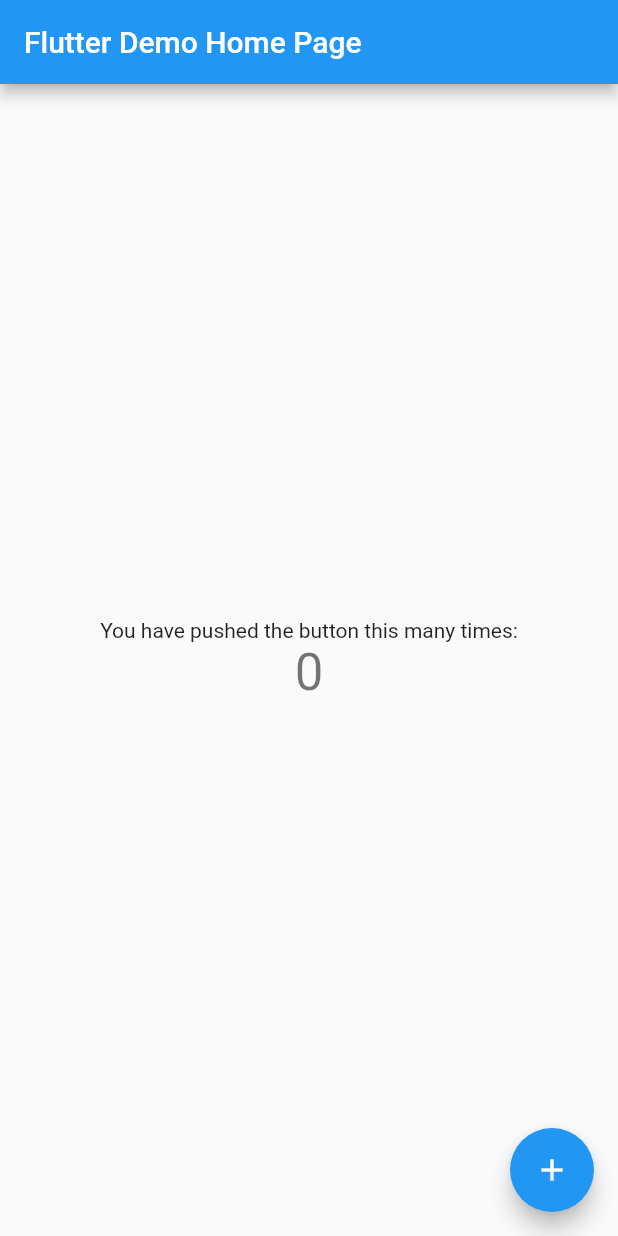
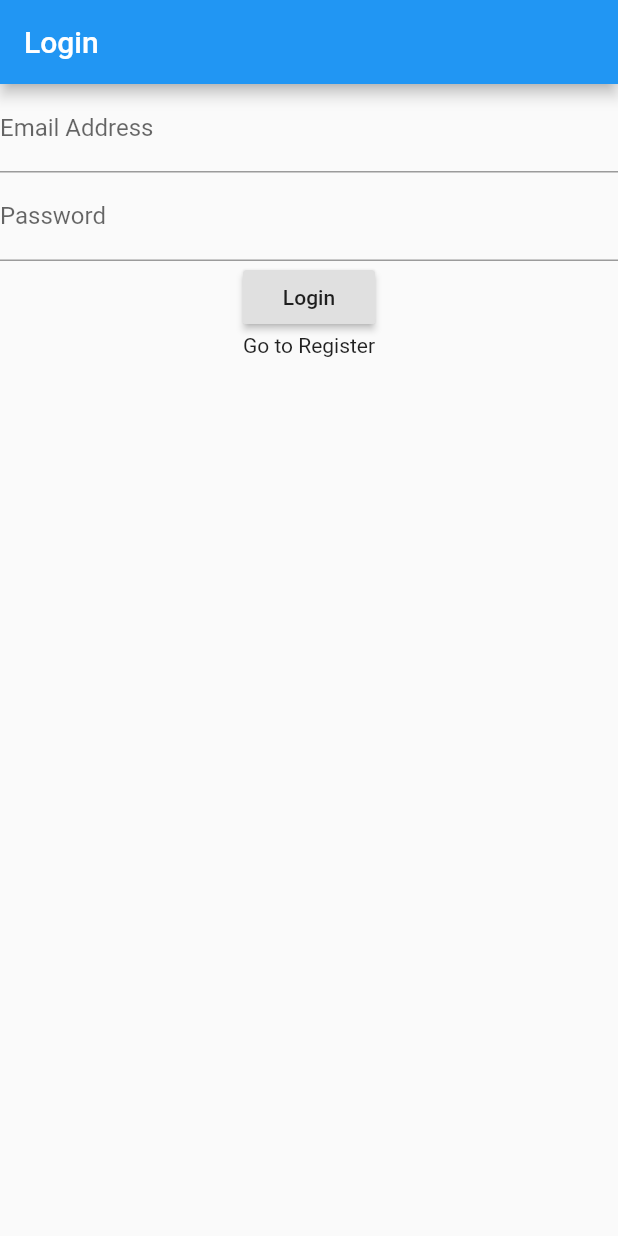
Before and after one commit to jgking2/the_challenge, a Flutter app: the screen it shows after launch, on a phone screen of 412 x 824 dp. Run offline on Flutter 3.47's test engine with Material 2 defaults, Android fonts, the phone set to English and light mode, and no system bars; our stand-ins replace firebase_auth; accounts and stored records are empty.

Commit message:
Playing around with flutter it's nice

```diff
--- /dev/null
+++ b/lib/auth/auth_provider.dart
@@ -0,0 +1,37 @@
+import 'package:firebase_auth/firebase_auth.dart';
+import 'package:flutter/services.dart';
+
+final _auth = FirebaseAuth.instance;
+
+class AuthProvider {
+  static Stream<FirebaseUser> userStream = _auth.onAuthStateChanged;
+
+  register(String email, String password, String displayName) async {
+    try {
+      AuthResult user = await _auth.createUserWithEmailAndPassword(
+          email: email, password: password);
+      UserUpdateInfo info = new UserUpdateInfo();
+      info.displayName = displayName;
+      await user.user.updateProfile(info);
+      return user;
+    } catch (err) {
+      print(err);
+    }
+  }
+
+  login(String username, String password) async {
+    try {
+      var result = await _auth.signInWithEmailAndPassword(
+          email: username, password: password);
+      return result;
+    } on PlatformException catch (err) {
+      print(err.code);
+    } catch (err) {
+      print(err);
+    }
+  }
+
+  logout() async {
+    await _auth.signOut();
+  }
+}
--- a/lib/main.dart
+++ b/lib/main.dart
@@ -1,5 +1,10 @@
+import 'package:firebase_auth/firebase_auth.dart';
 import 'package:flutter/material.dart';
-import 'challenge/main.dart';
+import 'package:the_challenge/auth/auth_provider.dart';
+import 'package:provider/provider.dart';
+import 'package:the_challenge/public/public.dart';
+
+import 'app.dart';
 
 void main() => runApp(MyApp());
 
@@ -7,111 +12,28 @@ class MyApp extends StatelessWidget {
   // This widget is the root of your application.
   @override
   Widget build(BuildContext context) {
-    return MaterialApp(
-      title: 'Flutter Demo',
-      theme: ThemeData(
-        // This is the theme of your application.
-        //
-        // Try running your application with "flutter run". You'll see the
-        // application has a blue toolbar. Then, without quitting the app, try
-        // changing the primarySwatch below to Colors.green and then invoke
-        // "hot reload" (press "r" in the console where you ran "flutter run",
-        // or simply save your changes to "hot reload" in a Flutter IDE).
-        // Notice that the counter didn't reset back to zero; the application
-        // is not restarted.
-        primarySwatch: Colors.blue,
-      ),
-      home: MyHomePage(title: 'Flutter Demo Home Page'),
+    return MultiProvider(
+      providers: [
+        StreamProvider<FirebaseUser>.value(value: AuthProvider.userStream),
+        Provider<AuthProvider>.value(
+          value: AuthProvider(),
+        )
+      ],
+      child: AuthSwitch(),
     );
   }
 }
 
-class MyHomePage extends StatefulWidget {
-  MyHomePage({Key key, this.title}) : super(key: key);
-
-  // This widget is the home page of your application. It is stateful, meaning
-  // that it has a State object (defined below) that contains fields that affect
-  // how it looks.
-
-  // This class is the configuration for the state. It holds the values (in this
-  // case the title) provided by the parent (in this case the App widget) and
-  // used by the build method of the State. Fields in a Widget subclass are
-  // always marked "final".
-
-  final String title;
-
-  @override
-  _MyHomePageState createState() => _MyHomePageState();
-}
-
-class _MyHomePageState extends State<MyHomePage> {
-  int _counter = 0;
-
-  void _goToPage() {
-    Navigator.push(
-        context, MaterialPageRoute(builder: (context) => ChallengeRoute()));
-  }
-
-  void _incrementCounter() {
-    setState(() {
-      // This call to setState tells the Flutter framework that something has
-      // changed in this State, which causes it to rerun the build method below
-      // so that the display can reflect the updated values. If we changed
-      // _counter without calling setState(), then the build method would not be
-      // called again, and so nothing would appear to happen.
-      _counter++;
-    });
-  }
-
+class AuthSwitch extends StatelessWidget {
   @override
   Widget build(BuildContext context) {
-    // This method is rerun every time setState is called, for instance as done
-    // by the _incrementCounter method above.
-    //
-    // The Flutter framework has been optimized to make rerunning build methods
-    // fast, so that you can just rebuild anything that needs updating rather
-    // than having to individually change instances of widgets.
-    return Scaffold(
-      appBar: AppBar(
-        // Here we take the value from the MyHomePage object that was created by
-        // the App.build method, and use it to set our appbar title.
-        title: Text(widget.title),
-      ),
-      body: Center(
-        // Center is a layout widget. It takes a single child and positions it
-        // in the middle of the parent.
-        child: Column(
-          // Column is also a layout widget. It takes a list of children and
-          // arranges them vertically. By default, it sizes itself to fit its
-          // children horizontally, and tries to be as tall as its parent.
-          //
-          // Invoke "debug painting" (press "p" in the console, choose the
-          // "Toggle Debug Paint" action from the Flutter Inspector in Android
-          // Studio, or the "Toggle Debug Paint" command in Visual Studio Code)
-          // to see the wireframe for each widget.
-          //
-          // Column has various properties to control how it sizes itself and
-          // how it positions its children. Here we use mainAxisAlignment to
-          // center the children vertically; the main axis here is the vertical
-          // axis because Columns are vertical (the cross axis would be
-          // horizontal).
-          mainAxisAlignment: MainAxisAlignment.center,
-          children: <Widget>[
-            Text(
-              'You have pushed the button this many times:',
-            ),
-            Text(
-              '$_counter',
-              style: Theme.of(context).textTheme.display1,
-            ),
-          ],
-        ),
-      ),
-      floatingActionButton: FloatingActionButton(
-        onPressed: _goToPage, //_incrementCounter,
-        tooltip: 'Increment',
-        child: Icon(Icons.add),
-      ), // This trailing comma makes auto-formatting nicer for build methods.
-    );
+    var user = Provider.of<FirebaseUser>(context);
+    Widget child;
+    if (user != null) {
+      child = App();
+    } else {
+      child = Public();
+    }
+    return child;
   }
 }
--- /dev/null
+++ b/lib/public/login.dart
@@ -0,0 +1,55 @@
+import 'package:flutter/material.dart';
+import 'package:provider/provider.dart';
+import 'package:the_challenge/auth/auth_provider.dart';
+
+var formKey = GlobalKey<FormState>();
+
+// Form.
+String _email;
+String _password;
+
+class LoginRoute extends StatelessWidget {
+  @override
+  Widget build(BuildContext context) {
+    var auth = Provider.of<AuthProvider>(context);
+    return Scaffold(
+        appBar: AppBar(title: Text('Login')),
+        body: Column(children: [
+          Form(
+            key: formKey,
+            child: Column(
+              children: <Widget>[
+                TextFormField(
+                  decoration: InputDecoration(labelText: 'Email Address'),
+                  validator: (value) => value == '' ? 'Email required' : null,
+                  onSaved: (val) => _email = val,
+                ),
+                TextFormField(
+                  decoration: InputDecoration(
+                    labelText: 'Password',
+                  ),
+                  validator: (value) =>
+                      value == '' ? 'Password required' : null,
+                  onSaved: (val) => _password = val,
+                ),
+                RaisedButton(
+                  child: Text('Login'),
+                  onPressed: () async {
+                    var form = formKey.currentState;
+                    form.save();
+                    if (form.validate()) {
+                      var result = await auth.login(_email, _password);
+                      print(result);
+                    }
+                  },
+                )
+              ],
+            ),
+          ),
+          GestureDetector(
+            child: Text('Go to Register'),
+            onTap: () => Navigator.pushNamed(context, 'register'),
+          )
+        ]));
+  }
+}
--- /dev/null
+++ b/lib/public/public.dart
@@ -0,0 +1,20 @@
+import 'package:flutter/material.dart';
+
+import 'login.dart';
+import 'register.dart';
+
+class Public extends StatelessWidget {
+  @override
+  Widget build(BuildContext context) {
+    return MaterialApp(
+      theme: ThemeData(
+        primarySwatch: Colors.blue,
+      ),
+      initialRoute: 'login',
+      routes: {
+        'login': (context) => LoginRoute(),
+        'register': (context) => RegisterRoute()
+      },
+    );
+  }
+}
--- /dev/null
+++ b/lib/public/register.dart
@@ -0,0 +1,64 @@
+import 'package:flutter/material.dart';
+import 'package:provider/provider.dart';
+import 'package:the_challenge/auth/auth_provider.dart';
+
+var formKey = GlobalKey<FormState>();
+
+const int PASSWORD_LENGTH = 8;
+// Form.
+String _name;
+String _email;
+String _password;
+
+class RegisterRoute extends StatelessWidget {
+  @override
+  Widget build(BuildContext context) {
+    var auth = Provider.of<AuthProvider>(context);
+    return Scaffold(
+        appBar: AppBar(title: Text('Register')),
+        body: Padding(
+          padding: EdgeInsets.all(10),
+          child: Form(
+              key: formKey,
+              child: Column(
+                children: <Widget>[
+                  TextFormField(
+                    decoration: InputDecoration(labelText: 'Name'),
+                    validator: (value) => value == '' ? 'Name required' : null,
+                    onSaved: (val) => _name = val,
+                  ),
+                  TextFormField(
+                    decoration: InputDecoration(labelText: "Email Address"),
+                    validator: (value) => value == '' ? 'Email required' : null,
+                    onSaved: (val) => _email = val,
+                  ),
+                  TextFormField(
+                    decoration: InputDecoration(
+                        labelText: "Password",
+                        hintText: 'At least 8 characters'),
+                    keyboardType: TextInputType.visiblePassword,
+                    obscureText: true,
+                    validator: (value) {
+                      bool validLength = value.length >= PASSWORD_LENGTH;
+                      return validLength
+                          ? null
+                          : "Password must be at least 8 characters";
+                    },
+                    onSaved: (val) => _password = val,
+                  ),
+                  RaisedButton(
+                    child: Text('Login'),
+                    onPressed: () async {
+                      var form = formKey.currentState;
+                      form.save();
+                      if (form.validate()) {
+                        var result =
+                            await auth.register(_email, _password, _name);
+                      }
+                    },
+                  )
+                ],
+              )),
+        ));
+  }
+}
```
Also changed, not shown: lib/app.dart (added, +61 -0 lines), lib/challenge/main.dart (deleted, +0 -12 lines), pubspec.yaml (+2 -6 lines), lib/components/test.dart (deleted), pubspec.lock, 8 other files.
